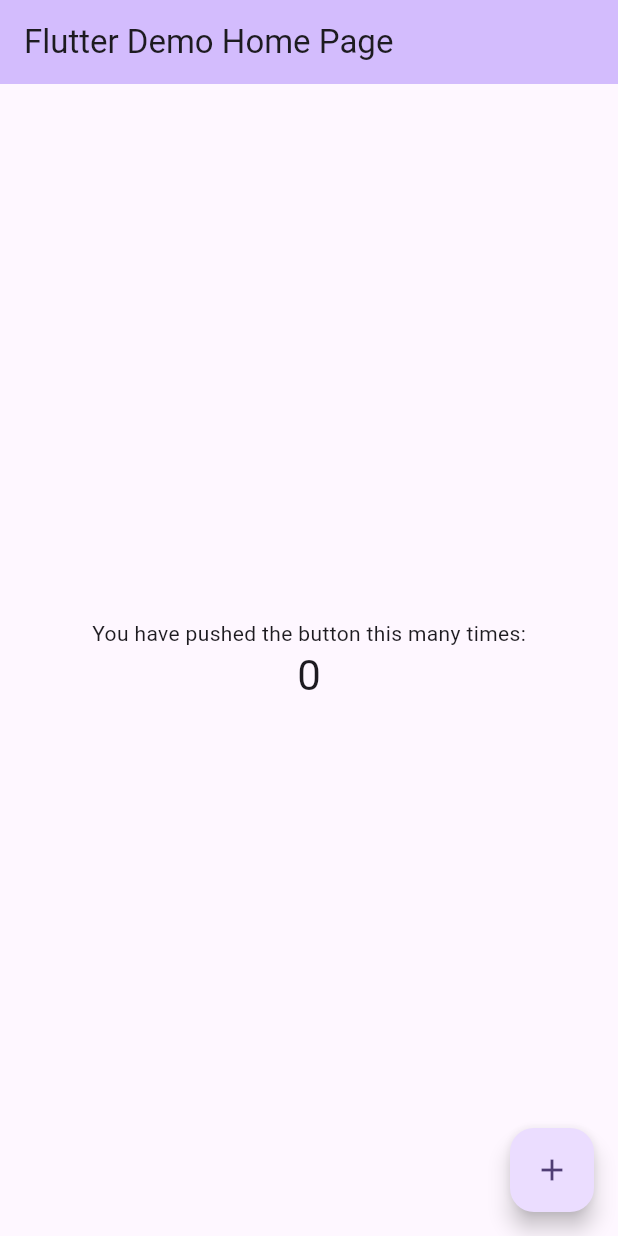
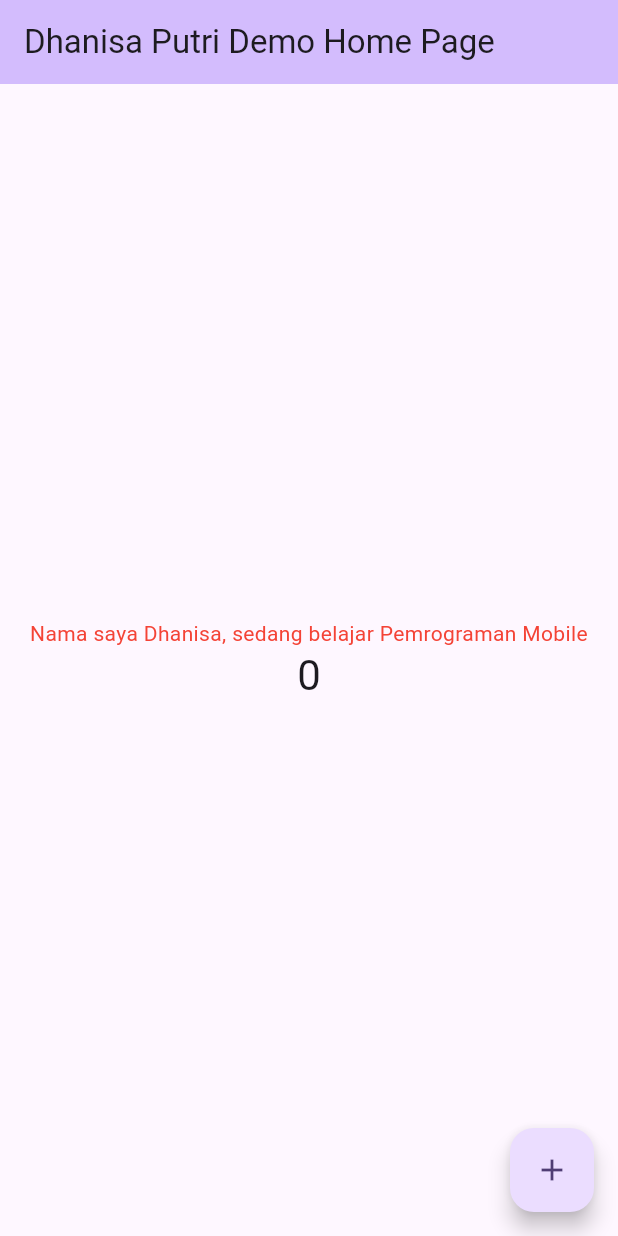
Before and after one commit to dhanisaptrri/mobile2025, a Flutter app: the screen it shows after launch, on a phone screen of 412 x 824 dp. Run offline on Flutter 3.47's test engine with Material 3 defaults, Android fonts, the phone set to English and light mode, and no system bars.

Commit message:
Add MyTextWidget to display a centered text message in red color

```diff
--- /dev/null
+++ b/Jobsheet5/hello_word/lib/basic_widgets/text_widget.dart
@@ -0,0 +1,13 @@
+import 'package:flutter/material.dart';
+
+class MyTextWidget extends StatelessWidget {
+  const MyTextWidget({Key? key}) : super(key: key);
+
+  @override
+  Widget build(BuildContext context) {
+    return const Text(
+      "Nama saya Dhanisa, sedang belajar Pemrograman Mobile",
+      style: TextStyle(color: Colors.red, fontSize: 14),
+      textAlign: TextAlign.center);
+  }
+}
--- a/Jobsheet5/hello_word/lib/main.dart
+++ b/Jobsheet5/hello_word/lib/main.dart
@@ -1,3 +1,4 @@
+import 'basic_widgets/text_widget.dart';
 import 'package:flutter/material.dart';
 
 void main() {
@@ -30,7 +31,7 @@ class MyApp extends StatelessWidget {
         // tested with just a hot reload.
         colorScheme: ColorScheme.fromSeed(seedColor: Colors.deepPurple),
       ),
-      home: const MyHomePage(title: 'Flutter Demo Home Page'),
+      home: const MyHomePage(title: 'Dhanisa Putri Demo Home Page'),
     );
   }
 }
@@ -104,7 +105,7 @@ class _MyHomePageState extends State<MyHomePage> {
           // wireframe for each widget.
           mainAxisAlignment: MainAxisAlignment.center,
           children: <Widget>[
-            const Text('You have pushed the button this many times:'),
+           const MyTextWidget(),
             Text(
               '$_counter',
               style: Theme.of(context).textTheme.headlineMedium,
```
Also changed, not shown: Jobsheet5/hello_word/image.png (added), 1 other file.
